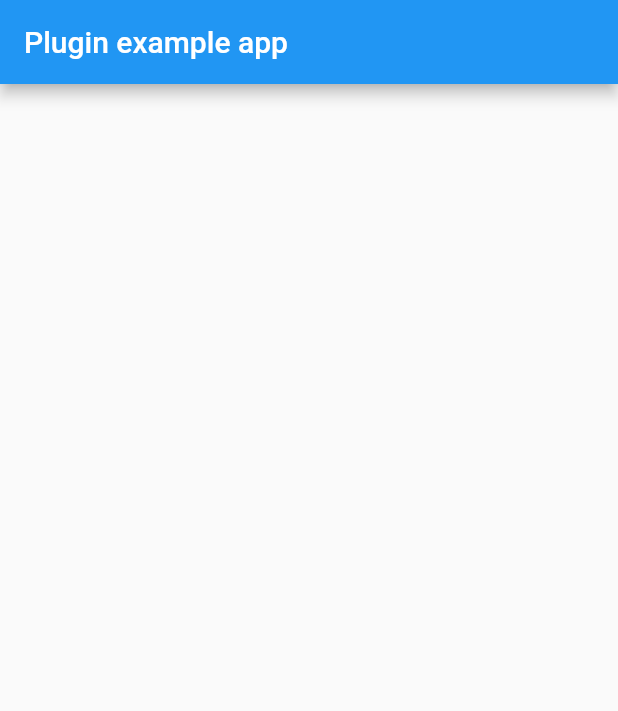
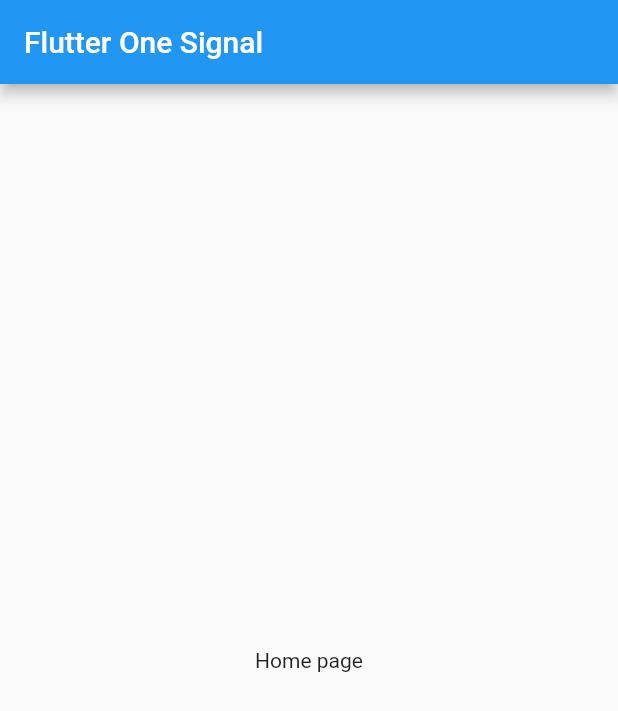
Before and after one commit to IhorKlimov/Flutter-One-Signal, a Flutter app: the screen it shows after launch, on a phone screen of 412 x 824 dp. Shown: the top 711 px of the screen. Run offline on Flutter 3.47's test engine with Material 2 defaults, Android fonts, the phone set to English and light mode, and no system bars; statements that could not run were skipped.

Commit message:
set tag on iOS

```diff
--- /dev/null
+++ b/example/lib/home.dart
@@ -0,0 +1,40 @@
+import 'package:flutter/material.dart';
+import 'package:flutter_one_signal/flutter_one_signal.dart';
+
+class Home extends StatefulWidget {
+  final String title;
+
+  Home({Key key, this.title}) : super(key: key);
+
+  @override
+  _HomeState createState() => new _HomeState();
+}
+
+class _HomeState extends State<Home> {
+  @override
+  void initState() {
+    super.initState();
+    FlutterOneSignal.startInit(
+      appId: '66083bef-bff9-4be6-b45d-c4666bcdd752',
+      // todo Replace with your own, this won't work for you
+      notificationOpenedHandler: (notification) {
+        print(notification);
+//        Navigator.of(context).pushNamed('pageTwo');
+      },
+    );
+
+    FlutterOneSignal.setTag('userId', 'demoUserId');
+  }
+
+  @override
+  Widget build(BuildContext context) {
+    return Scaffold(
+      appBar: AppBar(
+        title: Text(widget.title),
+      ),
+      body: Center(
+        child: Text('Home page'),
+      ),
+    );
+  }
+}
--- a/example/lib/main.dart
+++ b/example/lib/main.dart
@@ -1,35 +1,21 @@
 import 'package:flutter/material.dart';
-import 'package:flutter_one_signal/flutter_one_signal.dart';
+import 'package:flutter_one_signal_example/home.dart';
+import 'package:flutter_one_signal_example/page_two.dart';
 
-void main() => runApp(new MyApp());
+void main() => runApp(MyApp());
 
-class MyApp extends StatefulWidget {
+class MyApp extends StatelessWidget {
   @override
-  _MyAppState createState() => new _MyAppState();
-}
-
-class _MyAppState extends State<MyApp> {
-  @override
-  void initState() {
-    super.initState();
-    FlutterOneSignal.startInit(
-      appId:
-          '66083bef-bff9-4be6-b45d-c4666bcdd752', // todo Replace with your own, this won't work for you
-      notificationOpenedHandler: (notification) {
-        print(notification);
+  Widget build(BuildContext context) {
+    return MaterialApp(
+      title: 'Flutter Demo',
+      theme: ThemeData(
+        primarySwatch: Colors.blue,
+      ),
+      home: Home(title: 'Flutter One Signal'),
+      routes: {
+        'pageTwo': (context) => PageTwo(title: 'Page Two'),
       },
     );
   }
-
-  @override
-  Widget build(BuildContext context) {
-    return new MaterialApp(
-      home: new Scaffold(
-        appBar: new AppBar(
-          title: new Text('Plugin example app'),
-        ),
-        body: new Center(),
-      ),
-    );
-  }
 }
--- a/lib/flutter_one_signal.dart
+++ b/lib/flutter_one_signal.dart
@@ -30,4 +30,8 @@ class FlutterOneSignal {
       }
     });
   }
+
+  static setTag(String key, String value) {
+    _channel.invokeMethod("setTag", {"key": key, "value": value});
+  }
 }
```
Also changed, not shown: example/lib/page_two.dart (added, +24 -0 lines), 1 other file.
